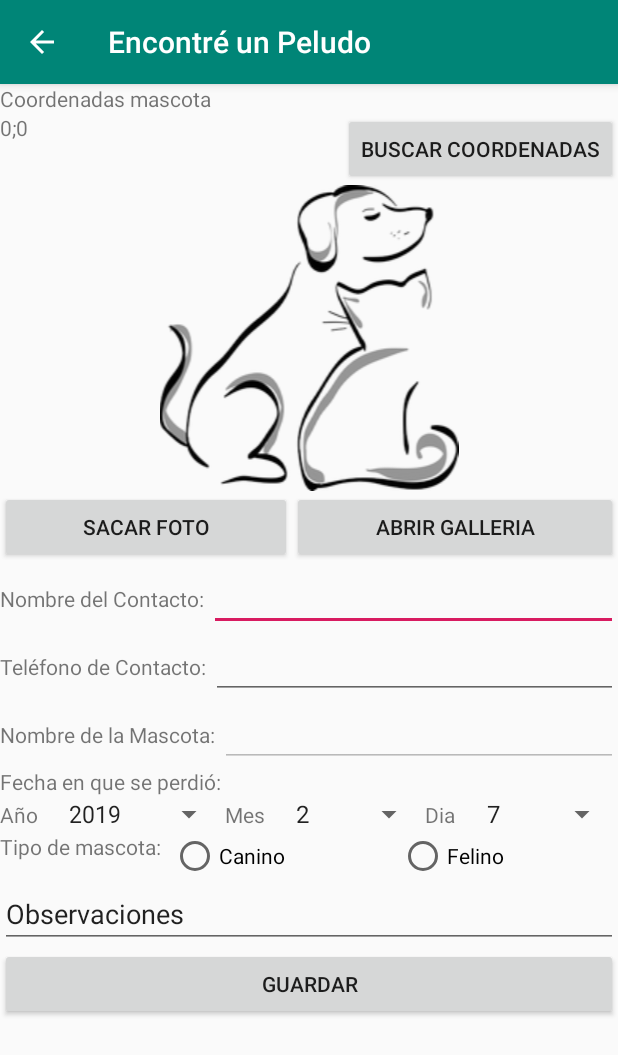
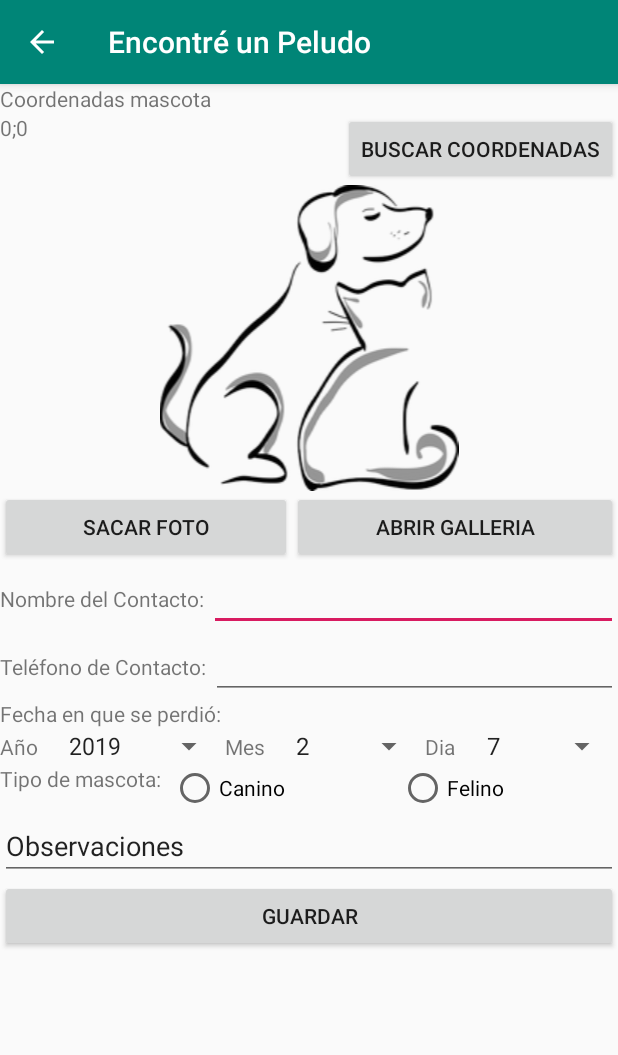
Before and after one commit to Brunix2018/TP_Huellitas, an Android app: the screen it shows after launch (MainActivity), in the side drawer, after a tap on "Encontré un Peludo", on a phone screen of 412 x 824 dp. Shown: the top 1055 px of the screen. Run offline under Robolectric (Android 15) with nearby library versions, the phone set to English and light mode, and no system bars.

Commit message:
Commint and push develop

```diff
--- a/app/src/main/java/ar/edu/utn/frsf/isi/dam/TP_Huellitas/ExtraviadoFragment.java
+++ b/app/src/main/java/ar/edu/utn/frsf/isi/dam/TP_Huellitas/ExtraviadoFragment.java
@@ -49,6 +49,7 @@ public class ExtraviadoFragment extends Fragment {
     private RadioButton optFelino;
     private Button btnGuardar;
     private ReporteExtravio unReporte;
+    private TextView nombMascota;
 
 
 
@@ -161,7 +162,7 @@ public class ExtraviadoFragment extends Fragment {
             }
         });
 
-
+        nombMascota = v.findViewById(R.id.nombMascota);
         btnGuardar = v.findViewById(R.id.btnGuardar);
 
         btnFoto = (Button) v.findViewById(R.id.btnFoto);
@@ -187,13 +188,17 @@ public class ExtraviadoFragment extends Fragment {
         if(getArguments()!=null) coordenadas = getArguments().getString("latLng","0;0");
         mascota_coord.setText(coordenadas);
 
-        if(unReporte.isContactoEsDuenio()){
+
+
+        if(this.getTag().equals("optAnimalExtraviado")){
             btnFoto.setEnabled(false);
+            btnFoto.setVisibility(View.GONE);
         }else{
             edtNombreMascota.setEnabled(false);
+            edtNombreMascota.setVisibility(View.GONE);
+            nombMascota.setVisibility(View.GONE);
+
         }
-
-
 
         return v;
     }
@@ -249,31 +254,21 @@ System.out.println("cargar foto "+unReporte.getPathFoto());
 
     }
 
-
-
-    public void onSaveInstanceState(Bundle outState) {
-        super.onSaveInstanceState(outState);
-        //outState.putString("reclamoDesc", reclamoDesc.getText().toString());
-        //outState.putString("mail", mail.getText().toString());
-        //outState.putString("mascota_coord", mascota_coord.getText().toString());
-        outState.putString("pathFoto", unReporte.getPathFoto());
-        listener.guardarReporte(this.unReporte);
-        this.unReporte=null;
-
-
-    }
-
-
-    public void onRestoreInstanceState( Bundle savedInstanceState) {
-        super.onActivityCreated(savedInstanceState);
-       // reclamoDesc.setText(savedInstanceState.getString("reclamoDesc"));
-        //mail.setText(savedInstanceState.getString("mail"));
-       // mascota_coord.setText(savedInstanceState.getString("mascota_coord"));
-        unReporte.setPathFoto(savedInstanceState.getString("pathFoto"));
+    public void setFragmentConDuenio(){
 
     }
 
 
 
+    /*public void onSaveInstanceState(Bundle outState) {
+        super.onSaveInstanceState(outState);
+        //outState.putString("reclamoDesc", reclamoDesc.getText().toString());
+        //outState.putString("mail", mail.getText().toString());
+        //outState.putString("mascota_coord", mascota_coord.getText().toString());
+       // outState.putString("pathFoto", unReporte.getPathFoto());
+
+
+
+    }*/
 
 }
--- a/app/src/main/res/layout/fragmento_animal_extraviado.xml
+++ b/app/src/main/res/layout/fragmento_animal_extraviado.xml
@@ -88,10 +88,12 @@
         android:layout_width="match_parent"
         android:layout_height="wrap_content"
         android:orientation="horizontal">
-    <TextView
-        android:text="Nombre de la Mascota: "
-        android:layout_width="wrap_content"
-        android:layout_height="wrap_content" />
+
+        <TextView
+            android:id="@+id/nombMascota"
+            android:layout_width="wrap_content"
+            android:layout_height="wrap_content"
+            android:text="Nombre de la Mascota: " />
     <EditText
         android:id="@+id/edtNombreMascota"
         android:layout_width="match_parent"
```
Also changed, not shown: app/src/main/java/ar/edu/utn/frsf/isi/dam/TP_Huellitas/MainActivity.java (+10 -0 lines), 1 other file.
